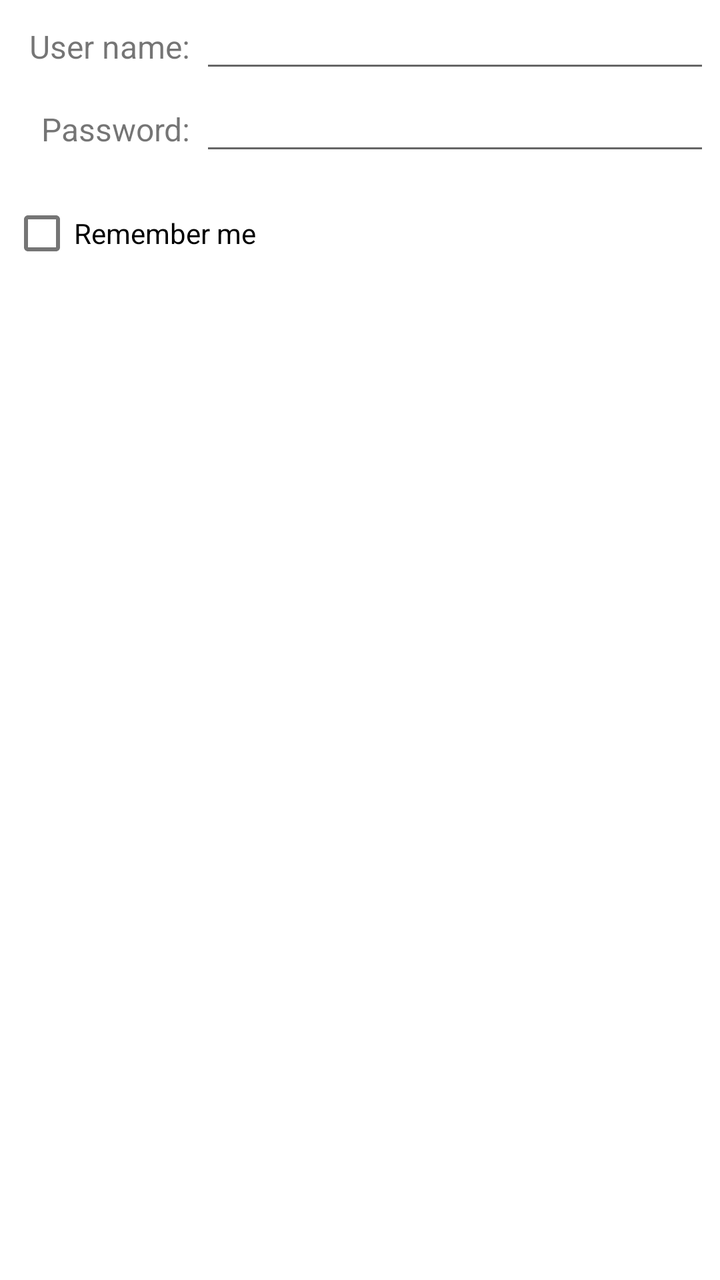
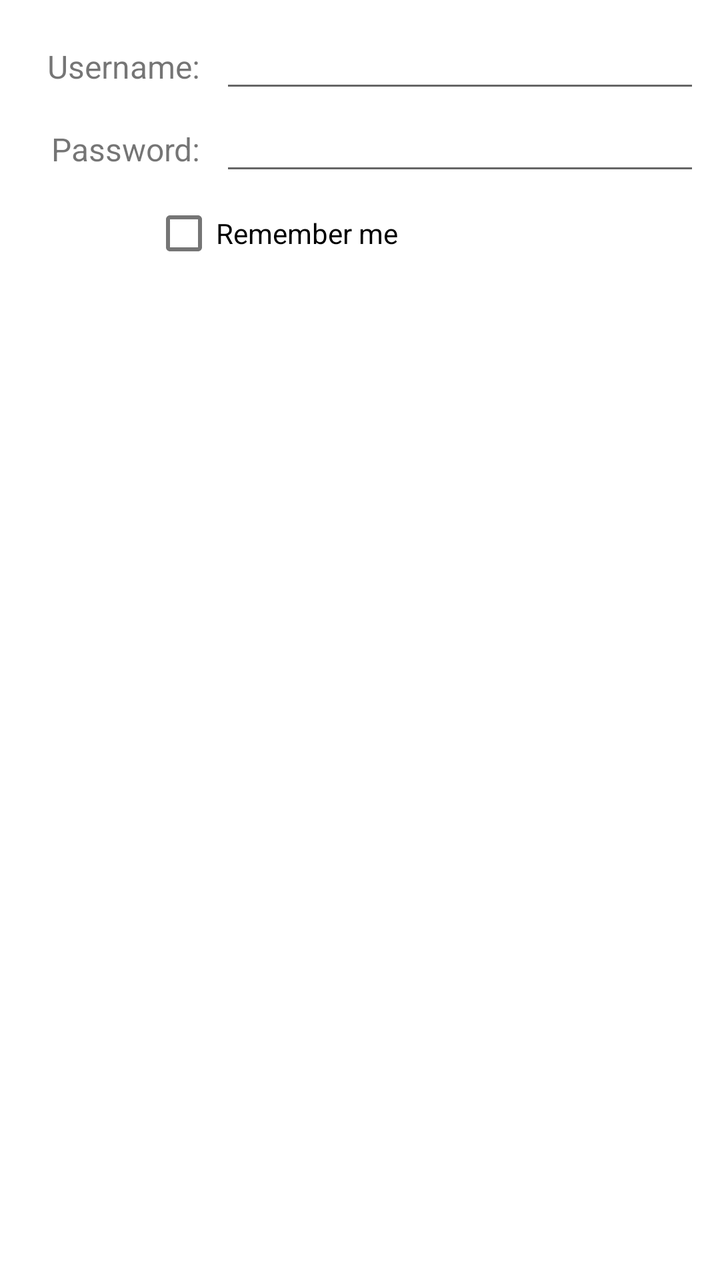

Compare the two renders of this Android layout. The source of the first and the diff that turns it into the second are given below.
<!-- AndroidManifest.xml: fallback theme Theme.MaterialComponents.DayNight.NoActionBar -->
<!-- res/layout/vpn_connect_dialog_view.xml -->
<?xml version="1.0" encoding="utf-8"?>
<LinearLayout xmlns:android="http://schemas.android.com/apk/res/android"
        android:orientation="vertical"
        android:layout_width="fill_parent"
        android:layout_height="fill_parent">

    <LinearLayout xmlns:android="http://schemas.android.com/apk/res/android"
            android:orientation="horizontal"
            android:layout_marginLeft="@dimen/vpn_connect_margin_left"
            android:layout_width="fill_parent"
            android:layout_height="wrap_content">
        <TextView android:id="@+id/username_str"
                android:layout_width="@dimen/vpn_connect_input_box_label_width"
                android:layout_height="wrap_content"
                android:textSize="@dimen/vpn_connect_normal_text_size"
                android:gravity="right"
                android:layout_marginRight="@dimen/vpn_connect_input_box_padding"
                android:text="@string/vpn_username_colon" />
        <EditText android:id="@+id/username_value" 
                android:layout_width="fill_parent"
                android:layout_height="wrap_content"
                android:layout_marginRight="@dimen/vpn_connect_margin_right"
                android:singleLine="True"/>
    </LinearLayout>

    <LinearLayout xmlns:android="http://schemas.android.com/apk/res/android"
            android:orientation="horizontal"
            android:layout_marginLeft="@dimen/vpn_connect_margin_left"
            android:layout_width="fill_parent"
            android:layout_height="wrap_content"
            android:layout_marginBottom="10sp">
        <TextView android:id="@+id/password_str"
                android:layout_width="@dimen/vpn_connect_input_box_label_width"
                android:layout_height="wrap_content"
                android:textSize="@dimen/vpn_connect_normal_text_size"
                android:gravity="right"
                android:layout_marginRight="@dimen/vpn_connect_input_box_padding"
                android:text="@string/vpn_password_colon" />
        <EditText android:id="@+id/password_value" 
                android:layout_width="fill_parent"
                android:layout_height="wrap_content"
                android:layout_marginRight="@dimen/vpn_connect_margin_right"
                android:password="True"
                android:singleLine="True"/>
    </LinearLayout>

    <CheckBox android:id="@+id/save_username"
            android:layout_width="fill_parent"
            android:layout_height="wrap_content"
            android:layout_marginLeft="@dimen/vpn_connect_margin_left"
            android:text="@string/vpn_save_username" />

</LinearLayout>
<!-- resources referenced by this layout -->
<resources>
  <dimen name="vpn_connect_input_box_label_width">90sp</dimen>
  <dimen name="vpn_connect_input_box_padding">5sp</dimen>
  <dimen name="vpn_connect_margin_left">5sp</dimen>
  <dimen name="vpn_connect_margin_right">5sp</dimen>
  <dimen name="vpn_connect_normal_text_size">16sp</dimen>
  <string name="vpn_password_colon">Password:</string>
  <string name="vpn_save_username">Remember me</string>
  <string name="vpn_username_colon">User name:</string>
</resources>

<!-- the commit's change to res/layout/vpn_connect_dialog_view.xml (unified diff, before → after) -->
@@ -1,53 +1,54 @@
 <?xml version="1.0" encoding="utf-8"?>
-<LinearLayout xmlns:android="http://schemas.android.com/apk/res/android"
-        android:orientation="vertical"
+<ScrollView xmlns:android="http://schemas.android.com/apk/res/android"
         android:layout_width="fill_parent"
-        android:layout_height="fill_parent">
+        android:layout_height="wrap_content">
 
     <LinearLayout xmlns:android="http://schemas.android.com/apk/res/android"
-            android:orientation="horizontal"
-            android:layout_marginLeft="@dimen/vpn_connect_margin_left"
+            android:orientation="vertical"
             android:layout_width="fill_parent"
-            android:layout_height="wrap_content">
-        <TextView android:id="@+id/username_str"
-                android:layout_width="@dimen/vpn_connect_input_box_label_width"
-                android:layout_height="wrap_content"
-                android:textSize="@dimen/vpn_connect_normal_text_size"
-                android:gravity="right"
-                android:layout_marginRight="@dimen/vpn_connect_input_box_padding"
-                android:text="@string/vpn_username_colon" />
-        <EditText android:id="@+id/username_value" 
+            android:layout_height="fill_parent"
+            android:padding="10dip">
+
+        <LinearLayout xmlns:android="http://schemas.android.com/apk/res/android"
+                android:orientation="horizontal"
+                android:layout_width="fill_parent"
+                android:layout_height="wrap_content">
+            <TextView android:id="@+id/username_str"
+                    android:layout_width="@dimen/vpn_connect_input_box_label_width"
+                    android:layout_height="wrap_content"
+                    android:textSize="@dimen/vpn_connect_normal_text_size"
+                    android:gravity="right"
+                    android:layout_marginRight="@dimen/vpn_connect_margin_right"
+                    android:text="@string/vpn_username_colon" />
+            <EditText android:id="@+id/username_value"
+                    android:layout_width="fill_parent"
+                    android:layout_height="wrap_content"
+                    android:singleLine="True"/>
+        </LinearLayout>
+
+        <LinearLayout xmlns:android="http://schemas.android.com/apk/res/android"
+                android:orientation="horizontal"
+                android:layout_width="fill_parent"
+                android:layout_height="wrap_content">
+            <TextView android:id="@+id/password_str"
+                    android:layout_width="@dimen/vpn_connect_input_box_label_width"
+                    android:layout_height="wrap_content"
+                    android:textSize="@dimen/vpn_connect_normal_text_size"
+                    android:gravity="right"
+                    android:layout_marginRight="@dimen/vpn_connect_margin_right"
+                    android:text="@string/vpn_password_colon" />
+            <EditText android:id="@+id/password_value"
+                    android:layout_width="fill_parent"
+                    android:layout_height="wrap_content"
+                    android:password="True"
+                    android:singleLine="True"/>
+        </LinearLayout>
+
+        <CheckBox android:id="@+id/save_username"
                 android:layout_width="fill_parent"
                 android:layout_height="wrap_content"
-                android:layout_marginRight="@dimen/vpn_connect_margin_right"
-                android:singleLine="True"/>
+                android:layout_marginLeft="66dip"
+                android:text="@string/vpn_save_username" />
+
     </LinearLayout>
-
-    <LinearLayout xmlns:android="http://schemas.android.com/apk/res/android"
-            android:orientation="horizontal"
-            android:layout_marginLeft="@dimen/vpn_connect_margin_left"
-            android:layout_width="fill_parent"
-            android:layout_height="wrap_content"
-            android:layout_marginBottom="10sp">
-        <TextView android:id="@+id/password_str"
-                android:layout_width="@dimen/vpn_connect_input_box_label_width"
-                android:layout_height="wrap_content"
-                android:textSize="@dimen/vpn_connect_normal_text_size"
-                android:gravity="right"
-                android:layout_marginRight="@dimen/vpn_connect_input_box_padding"
-                android:text="@string/vpn_password_colon" />
-        <EditText android:id="@+id/password_value" 
-                android:layout_width="fill_parent"
-                android:layout_height="wrap_content"
-                android:layout_marginRight="@dimen/vpn_connect_margin_right"
-                android:password="True"
-                android:singleLine="True"/>
-    </LinearLayout>
-
-    <CheckBox android:id="@+id/save_username"
-            android:layout_width="fill_parent"
-            android:layout_height="wrap_content"
-            android:layout_marginLeft="@dimen/vpn_connect_margin_left"
-            android:text="@string/vpn_save_username" />
-
-</LinearLayout>
+</ScrollView>
<!-- resource entries referenced after the edit -->
@@ -1,12 +1,10 @@
 <!-- resources referenced by this layout -->
 <resources>
   <dimen name="vpn_connect_input_box_label_width">90sp</dimen>
-  <dimen name="vpn_connect_input_box_padding">5sp</dimen>
-  <dimen name="vpn_connect_margin_left">5sp</dimen>
-  <dimen name="vpn_connect_margin_right">5sp</dimen>
+  <dimen name="vpn_connect_margin_right">10sp</dimen>
   <dimen name="vpn_connect_normal_text_size">16sp</dimen>
   <string name="vpn_password_colon">Password:</string>
   <string name="vpn_save_username">Remember me</string>
-  <string name="vpn_username_colon">User name:</string>
+  <string name="vpn_username_colon">Username:</string>
 </resources>
 
